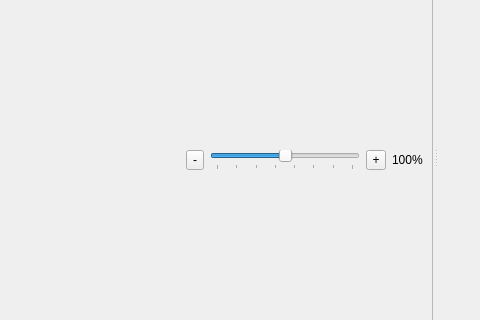
Old version of the form gui/MainWindow.ui in the repository acroper/BeamerQt; both pictures show x 616 to 1096 and y 148 to 468 of the 1096 by 584 pixel window.
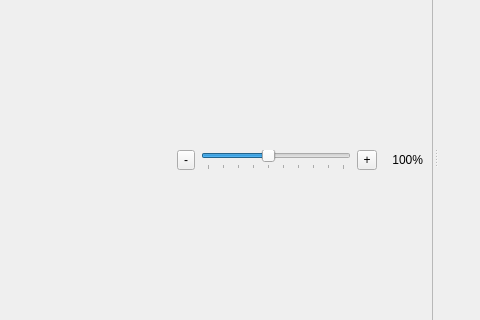
New version of the form.

Commit message: Zoom bar functional

Patch:
```diff
--- a/gui/MainWindow.ui
+++ b/gui/MainWindow.ui
@@ -95,10 +95,10 @@
             </size>
            </property>
            <property name="minimum">
-            <number>30</number>
+            <number>20</number>
            </property>
            <property name="maximum">
-            <number>170</number>
+            <number>200</number>
            </property>
            <property name="singleStep">
             <number>10</number>
@@ -134,7 +134,13 @@
           </widget>
          </item>
          <item>
-          <widget class="QLabel" name="label_2">
+          <widget class="QLabel" name="zoomLabel">
+           <property name="minimumSize">
+            <size>
+             <width>40</width>
+             <height>0</height>
+            </size>
+           </property>
            <property name="maximumSize">
             <size>
              <width>16777215</width>
@@ -144,6 +150,9 @@
            <property name="text">
             <string>100%</string>
            </property>
+           <property name="alignment">
+            <set>Qt::AlignRight|Qt::AlignTrailing|Qt::AlignVCenter</set>
+           </property>
           </widget>
          </item>
         </layout>
```
Left out of the diff: 6 changed lines with no effect on the pictures. The commit also changes 2 other files.
